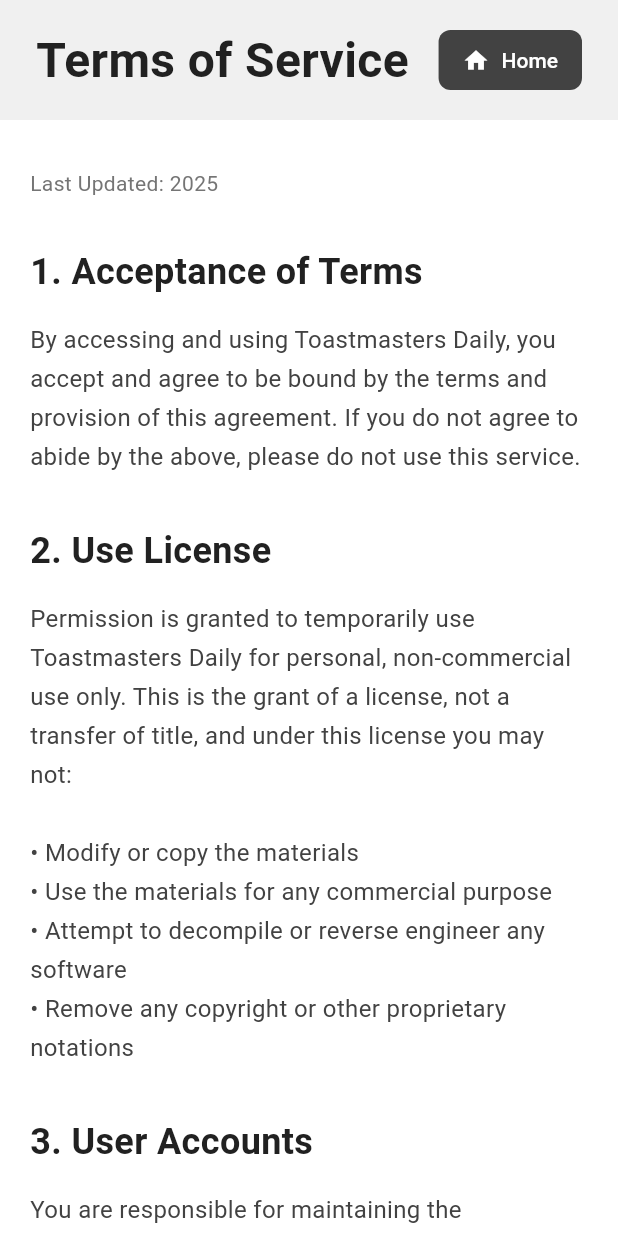
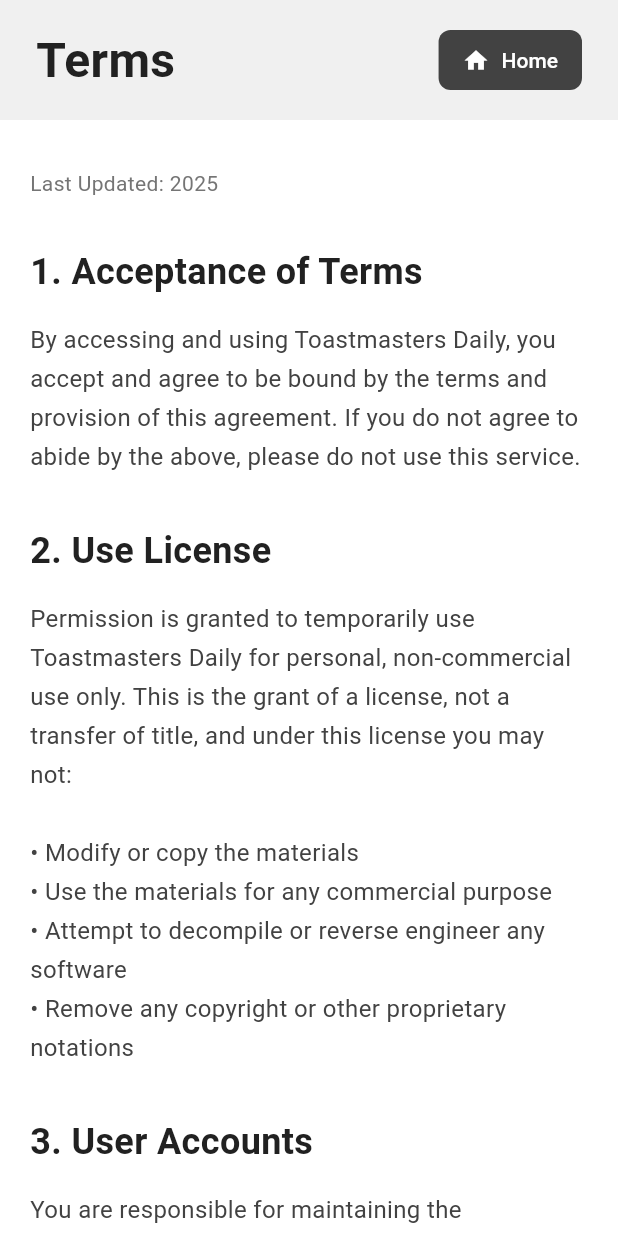
Before and after one commit to sid-kiwilab/toastmasters_daily, a Flutter app: the TermsOfServiceScreen screen opened by its route, on a phone screen of 412 x 824 dp. Run offline on Flutter 3.47's test engine with Material 3 defaults, Android fonts, the phone set to English and light mode, and no system bars; our stand-ins replace cloud_firestore, cloud_functions, file_picker, firebase_auth, firebase_core, firebase_storage and 3 more; missing offline and left inert: dart:html, pdf_render; accounts and stored records are empty; Roboto replaces fonts that are missing (OldschoolGrotesk); statements that could not run were skipped.

```diff
--- a/lib/main.dart
+++ b/lib/main.dart
@@ -16,7 +16,7 @@ import 'providers/manage_meetings_provider.dart';
 import 'providers/view_meeting_provider.dart';
 
 // Cache busting version - increment this when making changes that require browser cache clearing
-const String appVersion = '1.1.3';
+const String appVersion = '1.1.4';
 
 // Custom page transitions builder that removes all animations
 class NoTransitionsBuilder extends PageTransitionsBuilder {
--- a/lib/widgets/header_widget.dart
+++ b/lib/widgets/header_widget.dart
@@ -27,7 +27,7 @@ class HeaderWidget extends StatelessWidget {
               mainAxisAlignment: MainAxisAlignment.spaceBetween,
               children: [
                 const Text(
-                  'Privacy Policy',
+                  'Privacy',
                   style: TextStyle(
                     fontSize: 32,
                     fontWeight: FontWeight.w700,
@@ -72,7 +72,7 @@ class HeaderWidget extends StatelessWidget {
               mainAxisAlignment: MainAxisAlignment.spaceBetween,
               children: [
                 const Text(
-                  'Terms of Service',
+                  'Terms',
                   style: TextStyle(
                     fontSize: 32,
                     fontWeight: FontWeight.w700,
--- a/lib/widgets/meetings_list_widget.dart
+++ b/lib/widgets/meetings_list_widget.dart
@@ -138,7 +138,8 @@ class MeetingsListWidget extends StatelessWidget {
                         ],
                       ),
                     ),
-                    // Delete button - big trash icon with visible hit box
+                    // Delete button - big trash icon with visible hit box (only show on desktop)
+                    if (!isMobile)
                       GestureDetector(
                         onTap: () {
                           _showDeleteDialog(context, meeting);
```
Also changed, not shown: 1 other file. Lines whose indentation alone changed are shown as unchanged.
